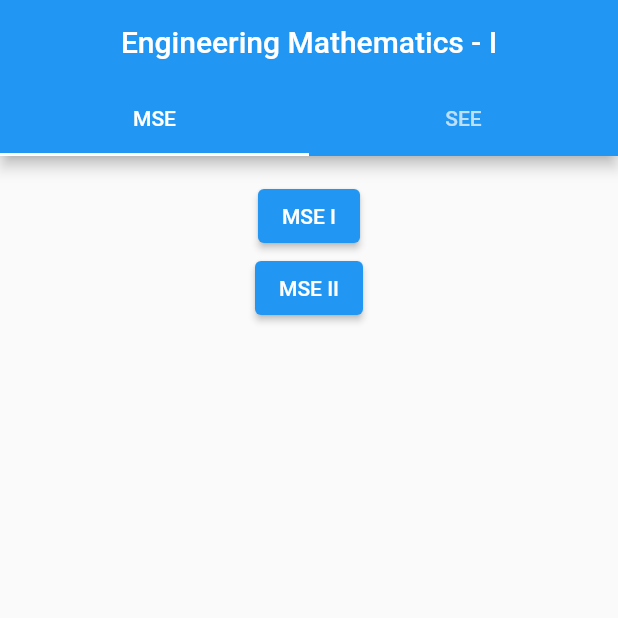
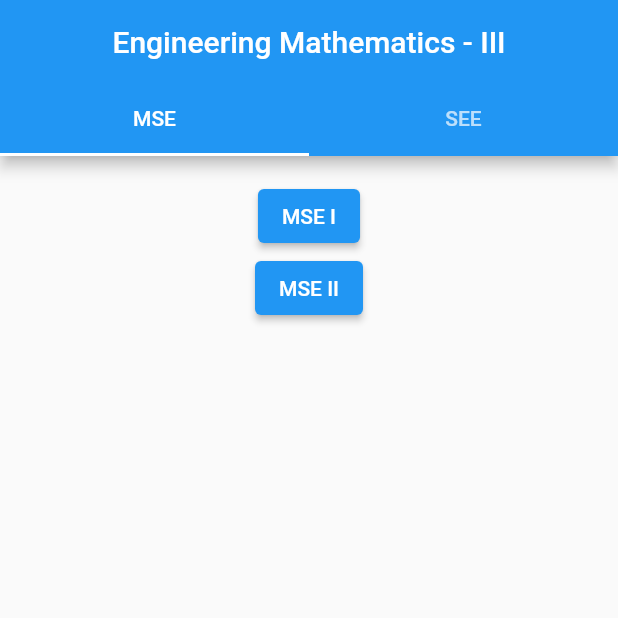
Before and after one commit to Hoodooloo/Nmit-Previous-Yr-Papers, a Flutter app: the FirstYear screen opened directly, after a tap on "Engineering Mathematics - III", on a phone screen of 412 x 824 dp, the top half of it. Run offline on Flutter 3.47's test engine with Material 2 defaults, Android fonts, the phone set to English and light mode, and no system bars; our stand-ins replace firebase_core, firebase_storage; missing offline and left inert: flutter_pdfview; accounts and stored records are empty.

Commit message:
updated maths.dart

```diff
--- a/lib/pages/cse_yr/Subjects/maths.dart
+++ b/lib/pages/cse_yr/Subjects/maths.dart
@@ -18,7 +18,7 @@ class _Maths1State extends State<Maths1> {
       length: 2,
       child: Scaffold(
         appBar: AppBar(
-          title: Text('Engineering Mathematics - I'),
+          title: Text('Engineering Mathematics - III'),
           centerTitle: true,
           bottom: TabBar(tabs: [
             Tab(text: "MSE"),
```
